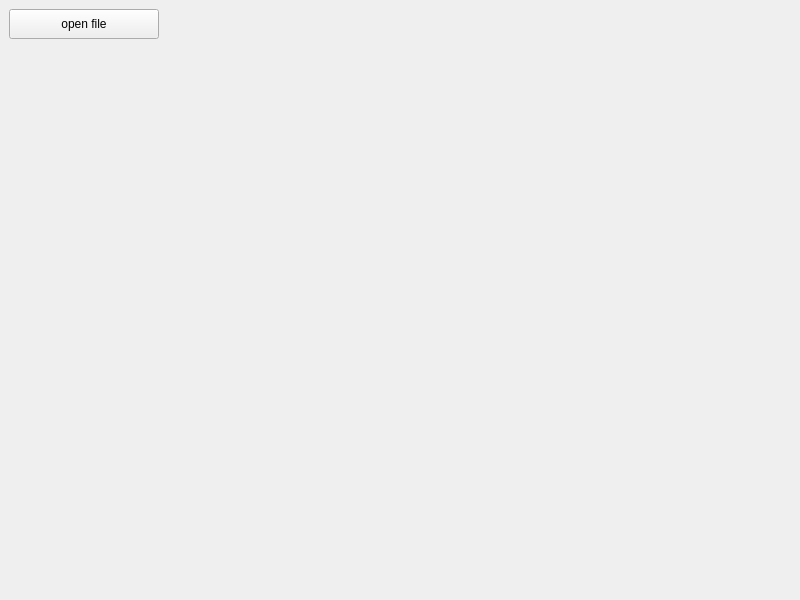
Qt form ui/main_window.ui (Jhnn22/Qt_pdf_viewer) before a commit.
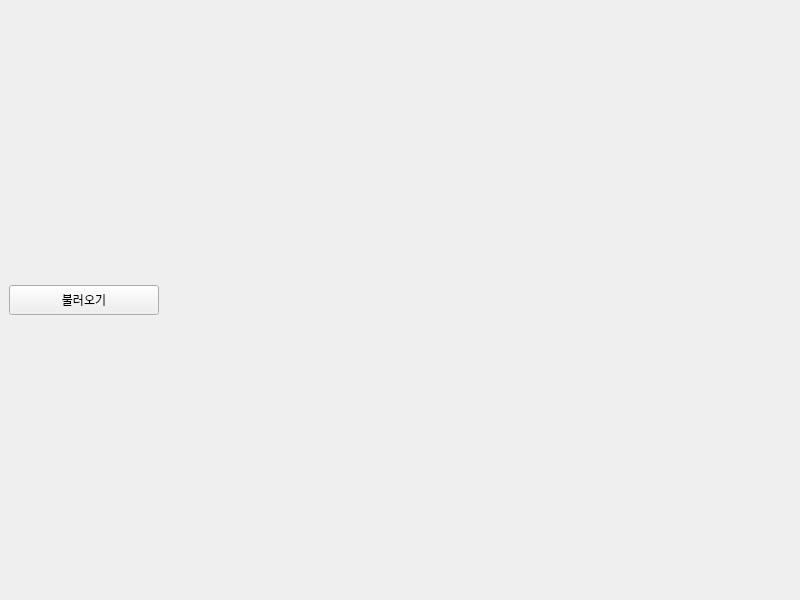
The same form after that commit.

Commit message: fix: 목록 레이아웃 정렬 오류 수정

What changed in the file:
```diff
--- a/ui/main_window.ui
+++ b/ui/main_window.ui
@@ -78,7 +78,7 @@
         <property name="bottomMargin">
          <number>0</number>
         </property>
-        <item alignment="Qt::AlignmentFlag::Qt::AlignmentFlag::AlignTop">
+        <item>
          <widget class="QWidget" name="widget" native="true">
           <property name="styleSheet">
            <string notr="true"/>
@@ -120,7 +120,7 @@
               </size>
              </property>
              <property name="text">
-              <string>open file</string>
+              <string>불러오기</string>
              </property>
             </widget>
            </item>
```
Left out of the diff: 2 changed lines with no effect on the pictures. The commit also changes 2 other files.
